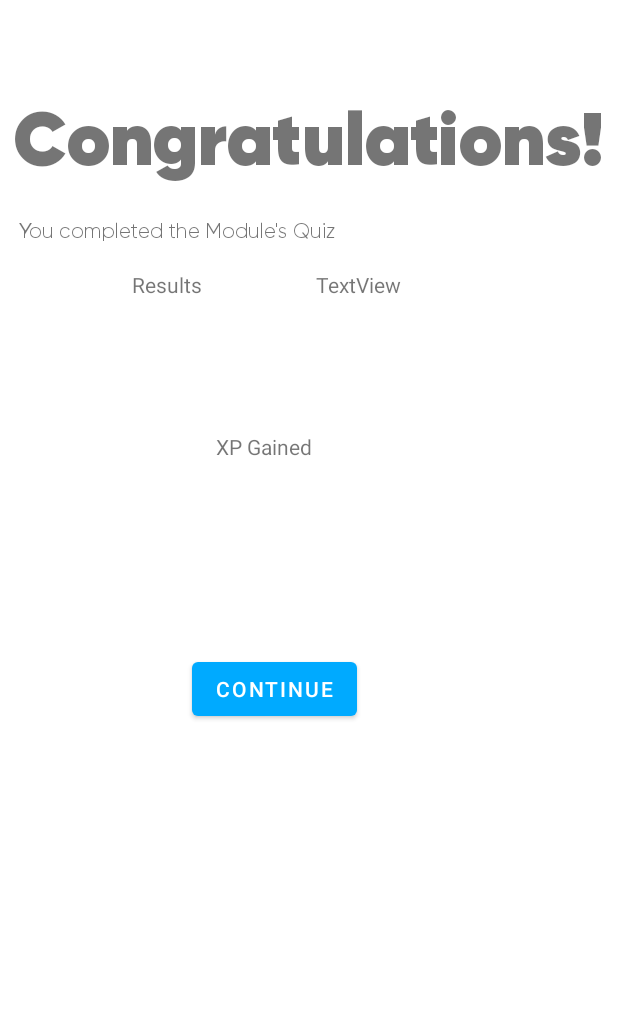
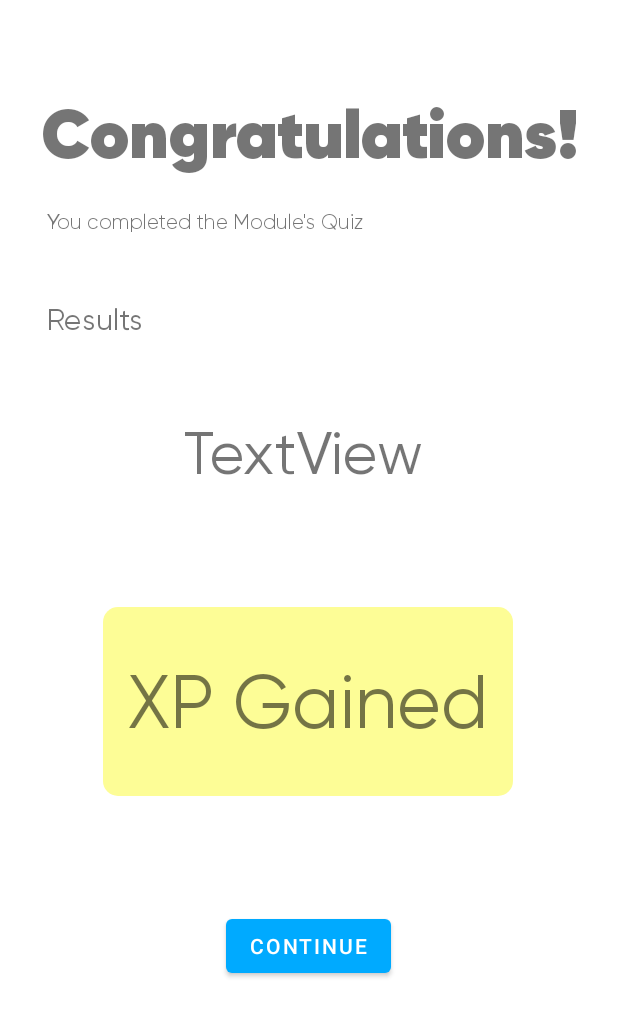
Before and after one commit to PanayiotisPatrickDiakos/SafeKey, an Android app: the layout activity_module_quiz_results.xml on its own in the app's theme, with its tools: preview values and no code run, on a phone screen of 412 x 824 dp. Shown: the top 1017 px of the screen. Run offline under Robolectric (Android 15) with nearby library versions, the phone set to English and light mode, and no system bars.

Commit message:
Results Activity, Advert and Timer

```diff
--- a/app/src/main/java/au/edu/unsw/infs3634/gamifiedlearning/AdvertActivity.java
+++ b/app/src/main/java/au/edu/unsw/infs3634/gamifiedlearning/AdvertActivity.java
@@ -37,12 +37,33 @@ public class AdvertActivity extends AppCompatActivity {
         switch(rand_int) {
             case 1:
                 mAdvert.setImageResource(R.drawable.bitpay_ad);
+                mAdvert.setOnClickListener(new View.OnClickListener() {
+                    @Override
+                    public void onClick(View view) {
+                        Intent intent = new Intent(Intent.ACTION_VIEW, Uri.parse("https://bitpay.com/"));
+                        startActivity(intent);
+                    }
+                });
                 break;
             case 2:
                 mAdvert.setImageResource(R.drawable.nordvpn_ad);
+                mAdvert.setOnClickListener(new View.OnClickListener() {
+                    @Override
+                    public void onClick(View view) {
+                        Intent intent = new Intent(Intent.ACTION_VIEW, Uri.parse("https://nordvpn.com/"));
+                        startActivity(intent);
+                    }
+                });
                 break;
             case 3:
                 mAdvert.setImageResource(R.drawable.unsw_ad);
+                mAdvert.setOnClickListener(new View.OnClickListener() {
+                    @Override
+                    public void onClick(View view) {
+                        Intent intent = new Intent(Intent.ACTION_VIEW, Uri.parse("https://www.unsw.edu.au/"));
+                        startActivity(intent);
+                    }
+                });
                 break;
         }
 
@@ -55,16 +76,8 @@ public class AdvertActivity extends AppCompatActivity {
             }
         });
 
-        mAdvert.setOnClickListener(new View.OnClickListener() {
-            @Override
-            public void onClick(View view) {
-                Intent intent = new Intent(Intent.ACTION_VIEW, Uri.parse("https://www.unsw.edu.au/"));
-                startActivity(intent);
-            }
-        });
 
     }
-    //TODO: Anyone know how I can reference this method in 1 class so I don't have to copy and paste it for every activity LMAO
     @Override
     public void onBackPressed() {
         new AlertDialog.Builder(this)
--- a/app/src/main/java/au/edu/unsw/infs3634/gamifiedlearning/ModuleQuizActivity.java
+++ b/app/src/main/java/au/edu/unsw/infs3634/gamifiedlearning/ModuleQuizActivity.java
@@ -23,8 +23,8 @@ public class ModuleQuizActivity extends AppCompatActivity {
     private AppCompatButton mOptionA, mOptionB, mOptionC, mOptionD;
     private AppCompatButton mNext;
     private Timer quizTimer;
-    private int totalTimeInMins = 0;
-    private int seconds = 20;
+    private int totalTimeInMins = 2;
+    private int seconds = 0;
     private List<QuestionsList> questionsList;
     private int currentQuestionPosition = 0;
     private String selectedOptionByUser = "";
--- a/app/src/main/java/au/edu/unsw/infs3634/gamifiedlearning/ModuleQuizResultsActivity.java
+++ b/app/src/main/java/au/edu/unsw/infs3634/gamifiedlearning/ModuleQuizResultsActivity.java
@@ -53,7 +53,7 @@ public class ModuleQuizResultsActivity extends AppCompatActivity {
 
         double correctMulti = Double.parseDouble(correct);
         final double xpGained = correctMulti * secLeft;
-        mXP.setText(String.valueOf(xpGained));
+        mXP.setText("+" + String.valueOf(xpGained) + "XP");
 
         mAuth = FirebaseAuth.getInstance();
         mDatabase = FirebaseDatabase.getInstance("https://safekeylogin-default-rtdb.asia-southeast1.firebasedatabase.app/").getReference();
--- a/app/src/main/res/layout/activity_module_quiz_results.xml
+++ b/app/src/main/res/layout/activity_module_quiz_results.xml
@@ -8,41 +8,37 @@
 
     <TextView
         android:id="@+id/res_results_label"
-        android:layout_width="wrap_content"
-        android:layout_height="wrap_content"
-        android:layout_marginStart="88dp"
-        android:layout_marginTop="180dp"
+        android:layout_width="95dp"
+        android:layout_height="42dp"
+        android:layout_marginTop="44dp"
+        android:fontFamily="@font/gilroy_regular"
+        android:textSize="20dp"
         android:text="Results"
-        app:layout_constraintStart_toStartOf="parent"
-        app:layout_constraintTop_toTopOf="parent" />
+        app:layout_constraintStart_toStartOf="@+id/textView3"
+        app:layout_constraintTop_toBottomOf="@+id/textView3" />
 
     <TextView
         android:id="@+id/res_results_value"
-        android:layout_width="wrap_content"
-        android:layout_height="wrap_content"
-        android:layout_marginStart="76dp"
+        android:layout_width="197dp"
+        android:layout_height="70dp"
+        android:layout_marginStart="72dp"
+        android:layout_marginTop="24dp"
+        android:fontFamily="@font/gilroy_regular"
         android:text="TextView"
-        app:layout_constraintStart_toEndOf="@+id/res_results_label"
-        app:layout_constraintTop_toTopOf="@+id/res_results_label" />
-
-    <TextView
-        android:id="@+id/res_xp_gained"
-        android:layout_width="wrap_content"
-        android:layout_height="wrap_content"
-        android:layout_marginStart="144dp"
-        android:layout_marginTop="288dp"
-        android:text="XP Gained"
-        app:layout_constraintStart_toStartOf="parent"
-        app:layout_constraintTop_toTopOf="parent" />
+        android:textSize="40dp"
+        android:gravity="center"
+        app:layout_constraintStart_toStartOf="@+id/res_results_label"
+        app:layout_constraintTop_toBottomOf="@+id/res_results_label" />
 
     <Button
         android:id="@+id/btn_res_continue"
         android:layout_width="wrap_content"
         android:layout_height="wrap_content"
-        android:layout_marginStart="128dp"
-        android:layout_marginTop="128dp"
+        android:layout_marginTop="76dp"
         android:text="Continue"
-        app:layout_constraintStart_toStartOf="parent"
+        app:layout_constraintEnd_toEndOf="@+id/txt_Congratuations"
+        app:layout_constraintHorizontal_bias="0.495"
+        app:layout_constraintStart_toStartOf="@+id/txt_Congratuations"
         app:layout_constraintTop_toBottomOf="@+id/res_xp_gained" />
 
     <TextView
@@ -50,9 +46,9 @@
         android:layout_width="wrap_content"
         android:layout_height="wrap_content"
         android:layout_marginTop="60dp"
+        android:fontFamily="@font/gilroy_heavy"
         android:text="Congratulations!"
-        android:fontFamily="@font/gilroy_heavy"
-        android:textSize="50dp"
+        android:textSize="45dp"
         app:layout_constraintEnd_toEndOf="parent"
         app:layout_constraintHorizontal_bias="0.509"
         app:layout_constraintStart_toStartOf="parent"
@@ -68,4 +64,19 @@
         android:fontFamily="@font/gilroy_regular"
         app:layout_constraintStart_toStartOf="@+id/txt_Congratuations"
         app:layout_constraintTop_toBottomOf="@+id/txt_Congratuations" />
+
+    <TextView
+        android:id="@+id/res_xp_gained"
+        android:layout_width="273dp"
+        android:layout_height="126dp"
+        android:layout_marginTop="68dp"
+        android:fontFamily="@font/gilroy_regular"
+        android:gravity="center"
+        android:text="XP Gained"
+        android:textSize="50dp"
+        android:background="@drawable/round_back_light_yellow10"
+        app:layout_constraintEnd_toEndOf="@+id/res_results_value"
+        app:layout_constraintHorizontal_bias="0.46"
+        app:layout_constraintStart_toStartOf="@+id/res_results_value"
+        app:layout_constraintTop_toBottomOf="@+id/res_results_value" />
 </androidx.constraintlayout.widget.ConstraintLayout>
```
